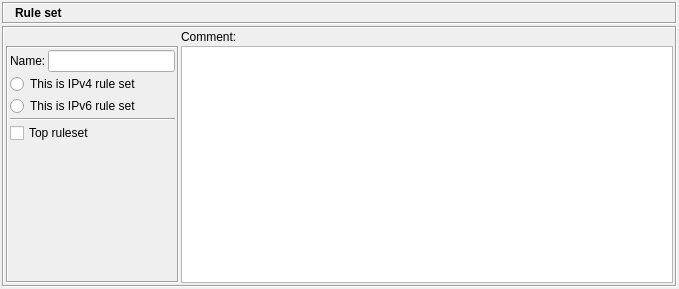
Before: the Qt Designer form src/gui/rulesetdialog_q.ui in fwbuilder/fwbuilder, drawn with Qt 5.
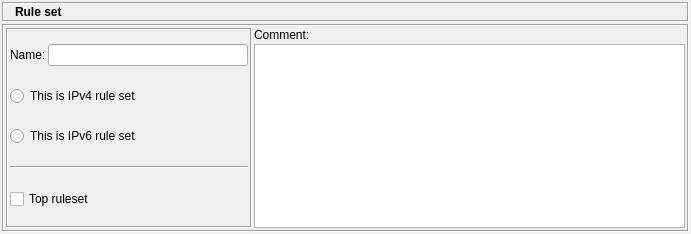
After: the same form once the commit is applied. Icons and pictures are not drawn.

Diff of the .ui file:
```diff
--- a/src/gui/rulesetdialog_q.ui
+++ b/src/gui/rulesetdialog_q.ui
@@ -8,8 +8,8 @@
    <rect>
     <x>0</x>
     <y>0</y>
-    <width>679</width>
-    <height>289</height>
+    <width>691</width>
+    <height>234</height>
    </rect>
   </property>
   <property name="windowTitle" >
@@ -131,17 +131,7 @@
         <enum>QFrame::Sunken</enum>
        </property>
        <layout class="QGridLayout" >
-        <item row="0" column="1" >
-         <widget class="QLabel" name="textLabel2" >
-          <property name="text" >
-           <string>Comment:</string>
-          </property>
-          <property name="wordWrap" >
-           <bool>false</bool>
-          </property>
-         </widget>
-        </item>
-        <item row="1" column="0" >
+        <item rowspan="2" row="0" column="0" >
          <widget class="QFrame" name="frame27" >
           <property name="frameShape" >
            <enum>QFrame::Box</enum>
@@ -150,6 +140,9 @@
            <enum>QFrame::Sunken</enum>
           </property>
           <layout class="QGridLayout" >
+           <property name="verticalSpacing" >
+            <number>8</number>
+           </property>
            <item row="0" column="0" >
             <widget class="QLabel" name="textLabel1" >
              <property name="text" >
@@ -170,7 +163,7 @@
              </property>
              <property name="minimumSize" >
               <size>
-               <width>0</width>
+               <width>200</width>
                <height>0</height>
               </size>
              </property>
@@ -204,25 +197,25 @@
              </property>
             </widget>
            </item>
-           <item row="5" column="1" >
-            <spacer>
-             <property name="orientation" >
-              <enum>Qt::Vertical</enum>
-             </property>
-             <property name="sizeType" >
-              <enum>QSizePolicy::MinimumExpanding</enum>
-             </property>
-             <property name="sizeHint" >
-              <size>
-               <width>127</width>
-               <height>20</height>
-              </size>
-             </property>
-            </spacer>
-           </item>
           </layout>
          </widget>
         </item>
+        <item row="0" column="1" >
+         <widget class="QLabel" name="textLabel2" >
+          <property name="sizePolicy" >
+           <sizepolicy vsizetype="Fixed" hsizetype="Preferred" >
+            <horstretch>0</horstretch>
+            <verstretch>0</verstretch>
+           </sizepolicy>
+          </property>
+          <property name="text" >
+           <string>Comment:</string>
+          </property>
+          <property name="wordWrap" >
+           <bool>false</bool>
+          </property>
+         </widget>
+        </item>
         <item row="1" column="1" >
          <widget class="QTextEdit" name="comment" >
           <property name="sizePolicy" >
```
